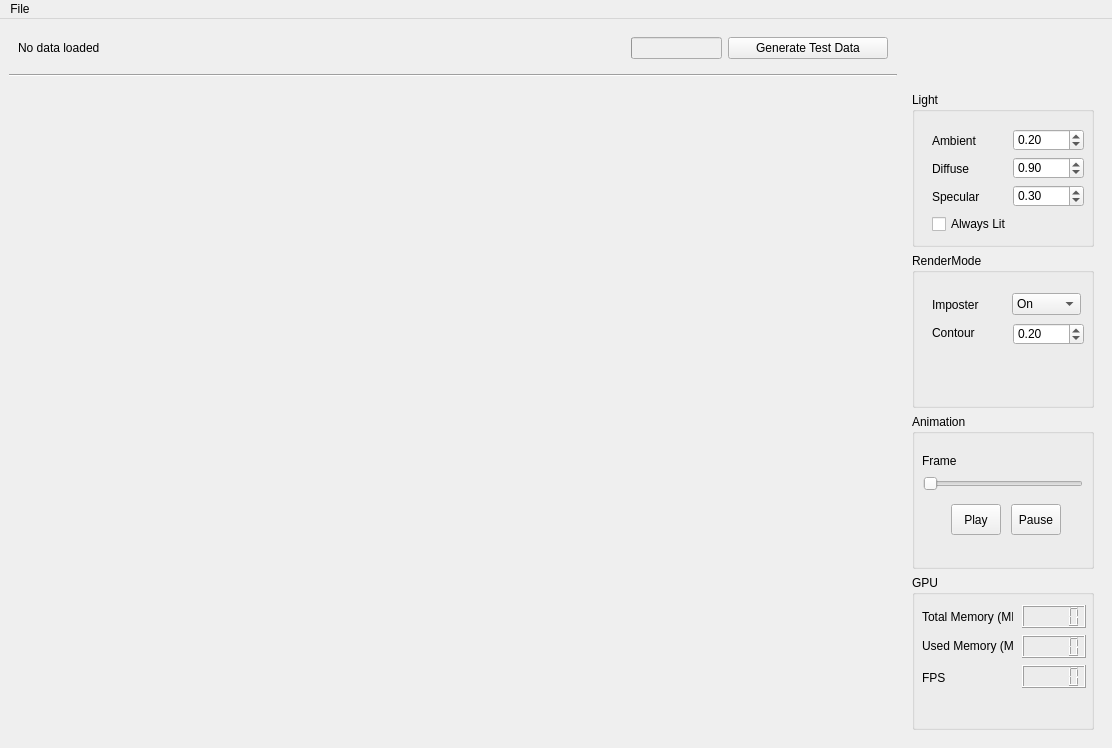
Old version of the form src/mainwindow.ui in the repository themangosteen/Visualization2-17s.
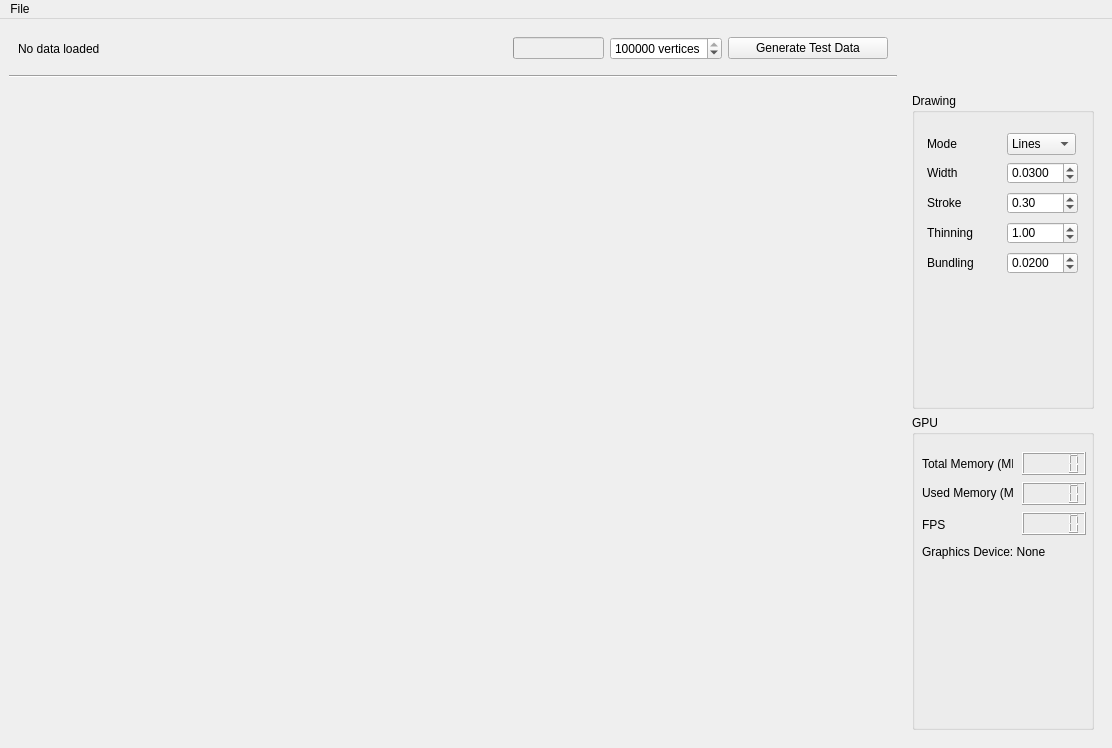
New version of the form.

Commit message: added ui options for shader variables

```diff
--- a/src/mainwindow.ui
+++ b/src/mainwindow.ui
@@ -59,7 +59,7 @@
          </property>
         </widget>
        </item>
-       <item row="2" column="2">
+       <item row="2" column="3">
         <widget class="QPushButton" name="generateTestDataButton">
          <property name="maximumSize">
           <size>
@@ -72,6 +72,34 @@
          </property>
         </widget>
        </item>
+       <item row="2" column="2">
+        <widget class="QSpinBox" name="testDataNumVerticesSpinBox">
+         <property name="sizePolicy">
+          <sizepolicy hsizetype="Fixed" vsizetype="Fixed">
+           <horstretch>0</horstretch>
+           <verstretch>0</verstretch>
+          </sizepolicy>
+         </property>
+         <property name="toolTip">
+          <string>number of vertices to generate for test data</string>
+         </property>
+         <property name="suffix">
+          <string> vertices</string>
+         </property>
+         <property name="prefix">
+          <string/>
+         </property>
+         <property name="minimum">
+          <number>1</number>
+         </property>
+         <property name="maximum">
+          <number>999999999</number>
+         </property>
+         <property name="value">
+          <number>100000</number>
+         </property>
+        </widget>
+       </item>
       </layout>
      </widget>
     </item>
@@ -112,137 +140,15 @@
        </size>
       </property>
       <layout class="QVBoxLayout" name="verticalLayout">
-       <item>
-        <widget class="QGroupBox" name="groupBox">
-         <property name="title">
-          <string>Light</string>
-         </property>
-         <widget class="QLabel" name="label">
-          <property name="geometry">
-           <rect>
-            <x>20</x>
-            <y>39</y>
-            <width>60</width>
-            <height>20</height>
-           </rect>
-          </property>
-          <property name="text">
-           <string>Ambient</string>
-          </property>
-         </widget>
-         <widget class="QDoubleSpinBox" name="ambientSpinBox">
-          <property name="geometry">
-           <rect>
-            <x>101</x>
-            <y>37</y>
-            <width>71</width>
-            <height>22</height>
-           </rect>
-          </property>
-          <property name="maximum">
-           <double>1.000000000000000</double>
-          </property>
-          <property name="singleStep">
-           <double>0.050000000000000</double>
-          </property>
-          <property name="value">
-           <double>0.200000000000000</double>
-          </property>
-         </widget>
-         <widget class="QDoubleSpinBox" name="diffuseSpinBox">
-          <property name="geometry">
-           <rect>
-            <x>101</x>
-            <y>65</y>
-            <width>71</width>
-            <height>22</height>
-           </rect>
-          </property>
-          <property name="maximum">
-           <double>1.000000000000000</double>
-          </property>
-          <property name="singleStep">
-           <double>0.050000000000000</double>
-          </property>
-          <property name="value">
-           <double>0.900000000000000</double>
-          </property>
-         </widget>
-         <widget class="QDoubleSpinBox" name="specularpinBox">
-          <property name="geometry">
-           <rect>
-            <x>101</x>
-            <y>93</y>
-            <width>71</width>
-            <height>22</height>
-           </rect>
-          </property>
-          <property name="decimals">
-           <number>2</number>
-          </property>
-          <property name="minimum">
-           <double>0.000000000000000</double>
-          </property>
-          <property name="maximum">
-           <double>1.000000000000000</double>
-          </property>
-          <property name="singleStep">
-           <double>0.050000000000000</double>
-          </property>
-          <property name="value">
-           <double>0.300000000000000</double>
-          </property>
-         </widget>
-         <widget class="QLabel" name="label_2">
-          <property name="geometry">
-           <rect>
-            <x>20</x>
-            <y>67</y>
-            <width>60</width>
-            <height>20</height>
-           </rect>
-          </property>
-          <property name="text">
-           <string>Diffuse</string>
-          </property>
-         </widget>
-         <widget class="QLabel" name="label_3">
-          <property name="geometry">
-           <rect>
-            <x>20</x>
-            <y>95</y>
-            <width>60</width>
-            <height>20</height>
-           </rect>
-          </property>
-          <property name="text">
-           <string>Specular</string>
-          </property>
-         </widget>
-         <widget class="QCheckBox" name="alwaysLitCheckBox">
-          <property name="geometry">
-           <rect>
-            <x>20</x>
-            <y>119</y>
-            <width>101</width>
-            <height>26</height>
-           </rect>
-          </property>
-          <property name="text">
-           <string>Always Lit</string>
-          </property>
-         </widget>
-        </widget>
-       </item>
        <item>
         <widget class="QGroupBox" name="groupBox_4">
          <property name="title">
-          <string>RenderMode</string>
+          <string>Drawing</string>
          </property>
-         <widget class="QComboBox" name="imposter_switch">
+         <widget class="QComboBox" name="comboBoxDrawMode">
           <property name="geometry">
            <rect>
-            <x>100</x>
+            <x>95</x>
             <y>40</y>
             <width>69</width>
             <height>22</height>
@@ -250,135 +156,184 @@
           </property>
           <item>
            <property name="text">
-            <string>On</string>
+            <string>Lines</string>
            </property>
           </item>
           <item>
            <property name="text">
-            <string>Off</string>
+            <string>Points</string>
            </property>
           </item>
          </widget>
-         <widget class="QLabel" name="label_8">
+         <widget class="QLabel" name="labelDrawMode">
           <property name="geometry">
            <rect>
-            <x>20</x>
-            <y>42</y>
+            <x>15</x>
+            <y>41</y>
             <width>60</width>
             <height>20</height>
            </rect>
           </property>
           <property name="text">
-           <string>Imposter</string>
+           <string>Mode</string>
           </property>
          </widget>
-         <widget class="QDoubleSpinBox" name="contourWidthSpinBox">
+         <widget class="QDoubleSpinBox" name="spinBoxLineTriangleStripWidth">
           <property name="enabled">
            <bool>true</bool>
           </property>
           <property name="geometry">
            <rect>
-            <x>101</x>
-            <y>70</y>
+            <x>95</x>
+            <y>69</y>
             <width>71</width>
             <height>22</height>
            </rect>
           </property>
+          <property name="toolTip">
+           <string>total line width (black line stroke + white halo)</string>
+          </property>
           <property name="decimals">
-           <number>2</number>
+           <number>4</number>
           </property>
           <property name="minimum">
            <double>0.000000000000000</double>
           </property>
           <property name="maximum">
-           <double>1.000000000000000</double>
+           <double>10.000000000000000</double>
           </property>
           <property name="singleStep">
-           <double>0.050000000000000</double>
+           <double>0.005000000000000</double>
           </property>
           <property name="value">
-           <double>0.200000000000000</double>
+           <double>0.030000000000000</double>
           </property>
          </widget>
-         <widget class="QLabel" name="contourLabel">
+         <widget class="QLabel" name="labelLineTriangleStripWidth">
           <property name="geometry">
            <rect>
-            <x>20</x>
+            <x>15</x>
             <y>70</y>
             <width>60</width>
             <height>20</height>
            </rect>
           </property>
           <property name="text">
-           <string>Contour</string>
+           <string>Width</string>
           </property>
          </widget>
-        </widget>
-       </item>
-       <item>
-        <widget class="QGroupBox" name="groupBox_2">
-         <property name="title">
-          <string>Animation</string>
-         </property>
-         <widget class="QSlider" name="frame_slider">
+         <widget class="QDoubleSpinBox" name="spinBoxLineWidthDepthCueingFactor">
           <property name="geometry">
            <rect>
-            <x>11</x>
-            <y>60</y>
-            <width>160</width>
-            <height>20</height>
+            <x>95</x>
+            <y>129</y>
+            <width>71</width>
+            <height>22</height>
            </rect>
           </property>
-          <property name="maximumSize">
-           <size>
-            <width>200</width>
-            <height>16777215</height>
-           </size>
+          <property name="toolTip">
+           <string>draw black lines thinner with increasing depth</string>
           </property>
           <property name="maximum">
-           <number>10</number>
+           <double>10.000000000000000</double>
           </property>
-          <property name="orientation">
-           <enum>Qt::Horizontal</enum>
+          <property name="singleStep">
+           <double>0.050000000000000</double>
           </property>
+          <property name="value">
+           <double>1.000000000000000</double>
+          </property>
          </widget>
-         <widget class="QLabel" name="label_4">
+         <widget class="QLabel" name="labelLineWidthPercentageBlack">
           <property name="geometry">
            <rect>
-            <x>10</x>
-            <y>40</y>
-            <width>47</width>
-            <height>13</height>
+            <x>15</x>
+            <y>100</y>
+            <width>71</width>
+            <height>20</height>
            </rect>
           </property>
           <property name="text">
-           <string>Frame</string>
+           <string>Stroke</string>
           </property>
          </widget>
-         <widget class="QToolButton" name="playButton">
+         <widget class="QDoubleSpinBox" name="spinBoxLineHaloMaxDepth">
           <property name="geometry">
            <rect>
-            <x>39</x>
-            <y>90</y>
-            <width>50</width>
-            <height>31</height>
+            <x>95</x>
+            <y>159</y>
+            <width>71</width>
+            <height>22</height>
            </rect>
           </property>
+          <property name="toolTip">
+           <string>maximum depth displacement for white halo. higher means lines close in depth are occluded by less halo and appear more bundled.</string>
+          </property>
+          <property name="decimals">
+           <number>4</number>
+          </property>
+          <property name="minimum">
+           <double>0.000000000000000</double>
+          </property>
+          <property name="maximum">
+           <double>1.000000000000000</double>
+          </property>
+          <property name="singleStep">
+           <double>0.005000000000000</double>
+          </property>
+          <property name="value">
+           <double>0.020000000000000</double>
+          </property>
+         </widget>
+         <widget class="QLabel" name="labelLineHaloMaxDepth">
+          <property name="geometry">
+           <rect>
+            <x>15</x>
+            <y>160</y>
+            <width>81</width>
+            <height>20</height>
+           </rect>
+          </property>
           <property name="text">
-           <string>Play</string>
+           <string>Bundling</string>
           </property>
          </widget>
-         <widget class="QToolButton" name="pauseButton">
+         <widget class="QLabel" name="labelLineWidthDepthCueingFactor">
           <property name="geometry">
            <rect>
-            <x>99</x>
-            <y>90</y>
-            <width>50</width>
-            <height>31</height>
+            <x>15</x>
+            <y>130</y>
+            <width>91</width>
+            <height>20</height>
            </rect>
           </property>
           <property name="text">
-           <string>Pause</string>
+           <string>Thinning</string>
+          </property>
+         </widget>
+         <widget class="QDoubleSpinBox" name="spinBoxLineWidthPercentageBlack">
+          <property name="geometry">
+           <rect>
+            <x>95</x>
+            <y>99</y>
+            <width>71</width>
+            <height>22</height>
+           </rect>
+          </property>
+          <property name="toolTip">
+           <string>percentage of line drawn as black stroke (rest is white halo)</string>
+          </property>
+          <property name="decimals">
+           <number>2</number>
+          </property>
+          <property name="maximum">
+           <double>1.000000000000000</double>
+          </property>
+          <property name="singleStep">
+           <double>0.050000000000000</double>
+          </property>
+          <property name="value">
+           <double>0.300000000000000</double>
           </property>
          </widget>
         </widget>
@@ -392,7 +347,7 @@
           <property name="geometry">
            <rect>
             <x>10</x>
-            <y>63</y>
+            <y>70</y>
             <width>91</width>
             <height>16</height>
            </rect>
@@ -405,7 +360,7 @@
           <property name="geometry">
            <rect>
             <x>110</x>
-            <y>60</y>
+            <y>67</y>
             <width>64</width>
             <height>23</height>
            </rect>
@@ -428,7 +383,7 @@
           <property name="geometry">
            <rect>
             <x>10</x>
-            <y>31</y>
+            <y>38</y>
             <width>91</width>
             <height>21</height>
            </rect>
@@ -441,7 +396,7 @@
           <property name="geometry">
            <rect>
             <x>110</x>
-            <y>30</y>
+            <y>37</y>
             <width>64</width>
             <height>23</height>
            </rect>
@@ -454,7 +409,7 @@
           <property name="geometry">
            <rect>
             <x>110</x>
-            <y>90</y>
+            <y>97</y>
             <width>64</width>
             <height>23</height>
            </rect>
@@ -464,7 +419,7 @@
           <property name="geometry">
            <rect>
             <x>10</x>
-            <y>95</y>
+            <y>102</y>
             <width>91</width>
             <height>16</height>
            </rect>
@@ -473,13 +428,31 @@
            <string>FPS</string>
           </property>
          </widget>
+         <widget class="QLabel" name="labelGraphicsDeviceInfo">
+          <property name="geometry">
+           <rect>
+            <x>10</x>
+            <y>130</y>
+            <width>161</width>
+            <height>171</height>
+           </rect>
+          </property>
+          <property name="text">
+           <string>Graphics Device: None</string>
+          </property>
+          <property name="scaledContents">
+           <bool>false</bool>
+          </property>
+          <property name="alignment">
+           <set>Qt::AlignLeading|Qt::AlignLeft|Qt::AlignTop</set>
+          </property>
+          <property name="wordWrap">
+           <bool>true</bool>
+          </property>
+         </widget>
         </widget>
        </item>
       </layout>
-      <zorder>groupBox_4</zorder>
-      <zorder>groupBox</zorder>
-      <zorder>groupBox_2</zorder>
-      <zorder>groupBox_5</zorder>
      </widget>
     </item>
    </layout>
```
The commit also changes 7 other files.
